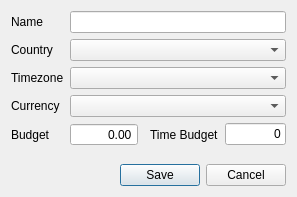
Qt form src/app/customerdialog.ui (AlexandrePTJ/kemai) before a commit.
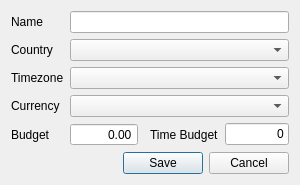
The same form after that commit. Custom widgets are drawn as their Qt base class.

Patch:
```diff
--- a/src/app/customerdialog.ui
+++ b/src/app/customerdialog.ui
@@ -6,8 +6,8 @@
    <rect>
     <x>0</x>
     <y>0</y>
-    <width>297</width>
-    <height>197</height>
+    <width>300</width>
+    <height>179</height>
    </rect>
   </property>
   <property name="windowTitle">
```
